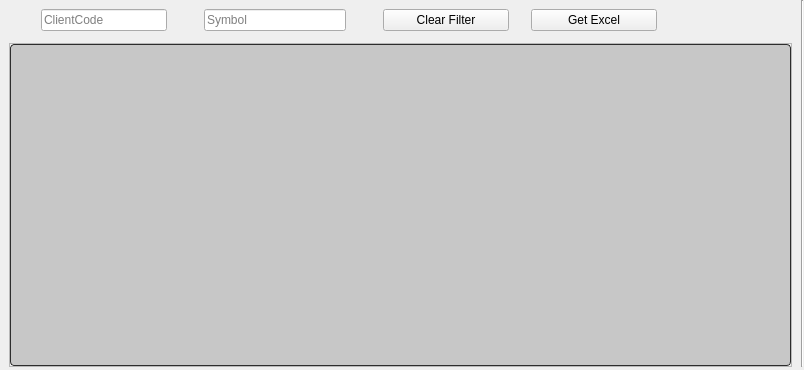
This is Resources/UI/tableCWSWM.ui in ArhamshareKrushil/ScanRisk as Qt 5 draws it before an edit. The edited form follows.
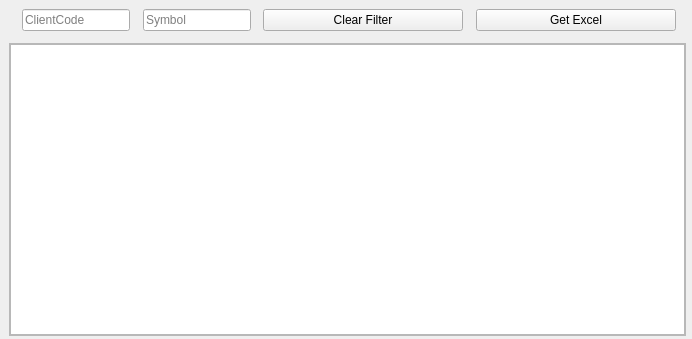
This is the edited form. Icons and pictures are not drawn.

What changed in the file:
```diff
--- a/Resources/UI/tableCWSWM.ui
+++ b/Resources/UI/tableCWSWM.ui
@@ -6,8 +6,8 @@
    <rect>
     <x>0</x>
     <y>0</y>
-    <width>804</width>
-    <height>370</height>
+    <width>692</width>
+    <height>339</height>
    </rect>
   </property>
   <property name="windowTitle">
@@ -74,149 +74,7 @@
           </font>
          </property>
          <property name="styleSheet">
-          <string notr="true">QTreeView:branch:selected, QTreeView:branch:hover {
-  background: url(&quot;:/qss_icons/rc/transparent.png&quot;);
-}
-
-QTreeView:branch:has-siblings:!adjoins-item {
-  border-image: url(&quot;:/qss_icons/rc/branch_line.png&quot;) 0;
-}
-
-QTreeView:branch:has-siblings:adjoins-item {
-  border-image: url(&quot;:/qss_icons/rc/branch_more.png&quot;) 0;
-}
-
-QTreeView:branch:!has-children:!has-siblings:adjoins-item {
-  border-image: url(&quot;:/qss_icons/rc/branch_end.png&quot;) 0;
-}
-
-QTreeView:branch:has-children:!has-siblings:closed, QTreeView:branch:closed:has-children:has-siblings {
-  border-image: none;
-  image: url(&quot;:/qss_icons/rc/branch_closed.png&quot;);
-}
-
-QTreeView:branch:open:has-children:!has-siblings, QTreeView:branch:open:has-children:has-siblings {
-  border-image: none;
-  image: url(&quot;:/qss_icons/rc/branch_open.png&quot;);
-}
-
-QTreeView:branch:has-children:!has-siblings:closed:hover, QTreeView:branch:closed:has-children:has-siblings:hover {
-  image: url(&quot;:/qss_icons/rc/branch_closed_focus.png&quot;);
-}
-
-QTreeView:branch:open:has-children:!has-siblings:hover, QTreeView:branch:open:has-children:has-siblings:hover {
-  image: url(&quot;:/qss_icons/rc/branch_open_focus.png&quot;);
-}
-
-QTreeView::indicator:checked,
-QListView::indicator:checked {
-  image: url(&quot;:/qss_icons/rc/checkbox_checked.png&quot;);
-}
-
-QTreeView::indicator:checked:hover, QTreeView::indicator:checked:focus, QTreeView::indicator:checked:pressed,
-QListView::indicator:checked:hover,
-QListView::indicator:checked:focus,
-QListView::indicator:checked:pressed {
-  image: url(&quot;:/qss_icons/rc/checkbox_checked_focus.png&quot;);
-}
-
-QTreeView::indicator:unchecked,
-QListView::indicator:unchecked {
-  image: url(&quot;:/qss_icons/rc/checkbox_unchecked.png&quot;);
-}
-
-QTreeView::indicator:unchecked:hover, QTreeView::indicator:unchecked:focus, QTreeView::indicator:unchecked:pressed,
-QListView::indicator:unchecked:hover,
-QListView::indicator:unchecked:focus,
-QListView::indicator:unchecked:pressed {
-  image: url(&quot;:/qss_icons/rc/checkbox_unchecked_focus.png&quot;);
-}
-
-QTreeView::indicator:indeterminate,
-QListView::indicator:indeterminate {
-  image: url(&quot;:/qss_icons/rc/checkbox_indeterminate.png&quot;);
-}
-
-QTreeView::indicator:indeterminate:hover, QTreeView::indicator:indeterminate:focus, QTreeView::indicator:indeterminate:pressed,
-QListView::indicator:indeterminate:hover,
-QListView::indicator:indeterminate:focus,
-QListView::indicator:indeterminate:pressed {
-  image: url(&quot;:/qss_icons/rc/checkbox_indeterminate_focus.png&quot;);
-}
-
-QTreeView,
-QListView,
-QTableView,
-QColumnView {
-  background-color: #c7c7c7;
-  border: 1px solid #2d2d2d;
-  color: #000000;
-  gridline-color: #2d2d2d;
-  border-radius: 4px;
-}
-
-QTreeView:disabled,
-QListView:disabled,
-QTableView:disabled,
-QColumnView:disabled {
-  background-color: #c7c7c7;
-  color: #000000;
-}
-
-QTreeView:selected,
-QListView:selected,
-QTableView:selected,
-QColumnView:selected {
-  background-color: #c7c7c7;
-  color: #000000;
-}
-
-QTreeView:hover,
-QListView:hover,
-QTableView:hover,
-QColumnView:hover {
-  background-color: #c7c7c7;
-  border: 1px solid #148CD2;
-}
-
-QTreeView::item:pressed,
-QListView::item:pressed,
-QTableView::item:pressed,
-QColumnView::item:pressed {
-  background-color: #c7c7c7;
-}
-
-QTreeView::item:selected:hover,
-QListView::item:selected:hover,
-QTableView::item:selected:hover,
-QColumnView::item:selected:hover {
-  background: #c7c7c7;
-  color: #000000;
-}
-
-QTreeView::item:selected:active,
-QListView::item:selected:active,
-QTableView::item:selected:active,
-QColumnView::item:selected:active {
-background-color: palette(highlight);
- color: palette(highlightedText);
-}
-
-QTreeView::item:!selected:hover,
-QListView::item:!selected:hover,
-QTableView::item:!selected:hover,
-QColumnView::item:!selected:hover {
-  outline: 0;
-  color: #148CD2;
-  background-color: #2d2d2d;
-}
-
-QTableCornerButton::section {
-  background-color: #282828;
-  border: 1px transparent #2d2d2d;
-  border-radius: 0px;
-}
-</string>
+          <string notr="true"/>
          </property>
          <property name="selectionBehavior">
           <enum>QAbstractItemView::SelectRows</enum>
@@ -235,50 +93,6 @@
       </layout>
      </widget>
     </item>
-    <item row="1" column="2">
-     <widget class="Line" name="line_2">
-      <property name="styleSheet">
-       <string notr="true">background-color: transparent;</string>
-      </property>
-      <property name="orientation">
-       <enum>Qt::Horizontal</enum>
-      </property>
-     </widget>
-    </item>
-    <item row="3" column="1">
-     <widget class="Line" name="line_18">
-      <property name="orientation">
-       <enum>Qt::Horizontal</enum>
-      </property>
-     </widget>
-    </item>
-    <item row="0" column="4" rowspan="3">
-     <widget class="Line" name="line_17">
-      <property name="orientation">
-       <enum>Qt::Vertical</enum>
-      </property>
-     </widget>
-    </item>
-    <item row="2" column="3">
-     <widget class="Line" name="line_3">
-      <property name="styleSheet">
-       <string notr="true">background-color: transparent;</string>
-      </property>
-      <property name="orientation">
-       <enum>Qt::Vertical</enum>
-      </property>
-     </widget>
-    </item>
-    <item row="2" column="0">
-     <widget class="Line" name="line">
-      <property name="styleSheet">
-       <string notr="true">background-color: transparent;</string>
-      </property>
-      <property name="orientation">
-       <enum>Qt::Vertical</enum>
-      </property>
-     </widget>
-    </item>
     <item row="0" column="1" colspan="3">
      <widget class="QWidget" name="indexBar" native="true">
       <property name="sizePolicy">
@@ -294,149 +108,7 @@
        </size>
       </property>
       <property name="styleSheet">
-       <string notr="true">QTreeView:branch:selected, QTreeView:branch:hover {
-  background: url(&quot;:/qss_icons/rc/transparent.png&quot;);
-}
-
-QTreeView:branch:has-siblings:!adjoins-item {
-  border-image: url(&quot;:/qss_icons/rc/branch_line.png&quot;) 0;
-}
-
-QTreeView:branch:has-siblings:adjoins-item {
-  border-image: url(&quot;:/qss_icons/rc/branch_more.png&quot;) 0;
-}
-
-QTreeView:branch:!has-children:!has-siblings:adjoins-item {
-  border-image: url(&quot;:/qss_icons/rc/branch_end.png&quot;) 0;
-}
-
-QTreeView:branch:has-children:!has-siblings:closed, QTreeView:branch:closed:has-children:has-siblings {
-  border-image: none;
-  image: url(&quot;:/qss_icons/rc/branch_closed.png&quot;);
-}
-
-QTreeView:branch:open:has-children:!has-siblings, QTreeView:branch:open:has-children:has-siblings {
-  border-image: none;
-  image: url(&quot;:/qss_icons/rc/branch_open.png&quot;);
-}
-
-QTreeView:branch:has-children:!has-siblings:closed:hover, QTreeView:branch:closed:has-children:has-siblings:hover {
-  image: url(&quot;:/qss_icons/rc/branch_closed_focus.png&quot;);
-}
-
-QTreeView:branch:open:has-children:!has-siblings:hover, QTreeView:branch:open:has-children:has-siblings:hover {
-  image: url(&quot;:/qss_icons/rc/branch_open_focus.png&quot;);
-}
-
-QTreeView::indicator:checked,
-QListView::indicator:checked {
-  image: url(&quot;:/qss_icons/rc/checkbox_checked.png&quot;);
-}
-
-QTreeView::indicator:checked:hover, QTreeView::indicator:checked:focus, QTreeView::indicator:checked:pressed,
-QListView::indicator:checked:hover,
-QListView::indicator:checked:focus,
-QListView::indicator:checked:pressed {
-  image: url(&quot;:/qss_icons/rc/checkbox_checked_focus.png&quot;);
-}
-
-QTreeView::indicator:unchecked,
-QListView::indicator:unchecked {
-  image: url(&quot;:/qss_icons/rc/checkbox_unchecked.png&quot;);
-}
-
-QTreeView::indicator:unchecked:hover, QTreeView::indicator:unchecked:focus, QTreeView::indicator:unchecked:pressed,
-QListView::indicator:unchecked:hover,
-QListView::indicator:unchecked:focus,
-QListView::indicator:unchecked:pressed {
-  image: url(&quot;:/qss_icons/rc/checkbox_unchecked_focus.png&quot;);
-}
-
-QTreeView::indicator:indeterminate,
-QListView::indicator:indeterminate {
-  image: url(&quot;:/qss_icons/rc/checkbox_indeterminate.png&quot;);
-}
-
-QTreeView::indicator:indeterminate:hover, QTreeView::indicator:indeterminate:focus, QTreeView::indicator:indeterminate:pressed,
-QListView::indicator:indeterminate:hover,
-QListView::indicator:indeterminate:focus,
-QListView::indicator:indeterminate:pressed {
-  image: url(&quot;:/qss_icons/rc/checkbox_indeterminate_focus.png&quot;);
-}
-
-QTreeView,
-QListView,
-QTableView,
-QColumnView {
-  background-color: #ffffff;
-  border: 1px solid #2d2d2d;
-  color: #F0F0F0;
-  gridline-color: #2d2d2d;
-  border-radius: 4px;
-}
-
-QTreeView:disabled,
-QListView:disabled,
-QTableView:disabled,
-QColumnView:disabled {
-  background-color: #1e1e1e;
-  color: #787878;
-}
-
-QTreeView:selected,
-QListView:selected,
-QTableView:selected,
-QColumnView:selected {
-  background-color: #ffffff;
-  color: #2d2d2d;
-}
-
-QTreeView:hover,
-QListView:hover,
-QTableView:hover,
-QColumnView:hover {
-  background-color: #ffffff;
-  border: 1px solid #148CD2;
-}
-
-QTreeView::item:pressed,
-QListView::item:pressed,
-QTableView::item:pressed,
-QColumnView::item:pressed {
-  background-color: #ffffff;
-}
-
-QTreeView::item:selected:hover,
-QListView::item:selected:hover,
-QTableView::item:selected:hover,
-QColumnView::item:selected:hover {
-  background: #ffffff;
-  color: #282828;
-}
-
-QTreeView::item:selected:active,
-QListView::item:selected:active,
-QTableView::item:selected:active,
-QColumnView::item:selected:active {
-background-color: palette(highlight);
- color: palette(highlightedText);
-}
-
-QTreeView::item:!selected:hover,
-QListView::item:!selected:hover,
-QTableView::item:!selected:hover,
-QColumnView::item:!selected:hover {
-  outline: 0;
-  color: #148CD2;
-  background-color: #2d2d2d;
-}
-
-QTableCornerButton::section {
-  background-color: #282828;
-  border: 1px transparent #2d2d2d;
-  border-radius: 0px;
-}
-</string>
+       <string notr="true"/>
       </property>
       <layout class="QGridLayout" name="gridLayout_2">
        <item row="0" column="0" rowspan="2">
@@ -511,6 +183,12 @@
        </item>
        <item row="0" column="6" rowspan="2">
         <widget class="QPushButton" name="pbClearfilter">
+         <property name="minimumSize">
+          <size>
+           <width>200</width>
+           <height>0</height>
+          </size>
+         </property>
          <property name="maximumSize">
           <size>
            <width>200</width>
@@ -524,6 +202,12 @@
        </item>
        <item row="0" column="8" rowspan="2">
         <widget class="QPushButton" name="pbGetExcel">
+         <property name="minimumSize">
+          <size>
+           <width>200</width>
+           <height>0</height>
+          </size>
+         </property>
          <property name="maximumSize">
           <size>
            <width>200</width>
@@ -602,6 +286,43 @@
       </layout>
      </widget>
     </item>
+    <item row="3" column="1">
+     <widget class="Line" name="line_18">
+      <property name="orientation">
+       <enum>Qt::Horizontal</enum>
+      </property>
+     </widget>
+    </item>
+    <item row="1" column="2">
+     <widget class="Line" name="line_2">
+      <property name="styleSheet">
+       <string notr="true">background-color: transparent;</string>
+      </property>
+      <property name="orientation">
+       <enum>Qt::Horizontal</enum>
+      </property>
+     </widget>
+    </item>
+    <item row="2" column="3">
+     <widget class="Line" name="line_3">
+      <property name="styleSheet">
+       <string notr="true">background-color: transparent;</string>
+      </property>
+      <property name="orientation">
+       <enum>Qt::Vertical</enum>
+      </property>
+     </widget>
+    </item>
+    <item row="2" column="0">
+     <widget class="Line" name="line">
+      <property name="styleSheet">
+       <string notr="true">background-color: transparent;</string>
+      </property>
+      <property name="orientation">
+       <enum>Qt::Vertical</enum>
+      </property>
+     </widget>
+    </item>
    </layout>
   </widget>
  </widget>
```
Left out of the diff: 4 changed lines with no effect on the pictures.
